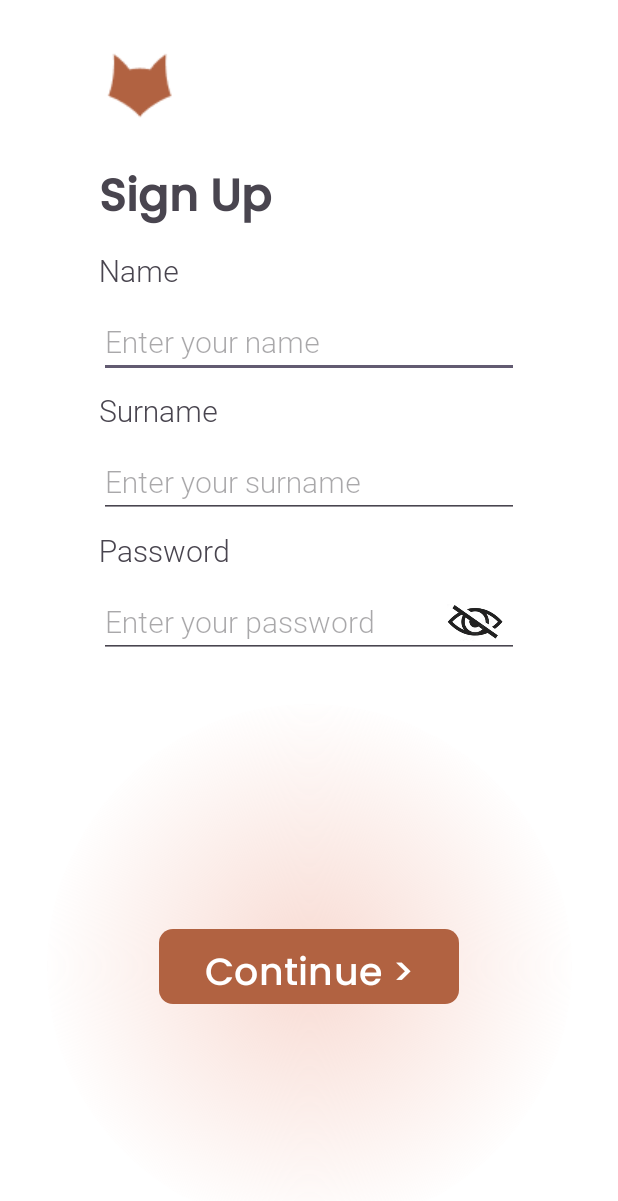
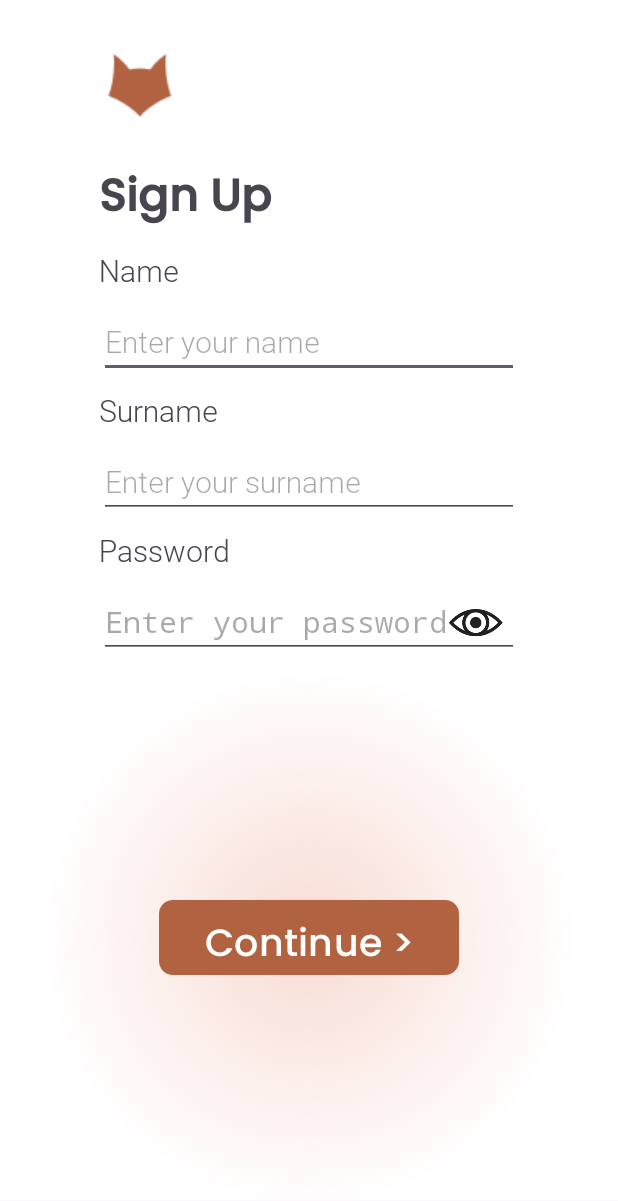
Before and after one commit to VadimKravchenkoDev/Registration-page, an Android app: the screen it shows after launch (MainActivity), on a phone screen of 412 x 824 dp. Shown: the top 1201 px of the screen. Run offline under Robolectric (Android 15) with nearby library versions, the phone set to English and light mode, and no system bars.

```diff
--- a/app/src/main/java/com/example/registrationpage/MainActivity.java
+++ b/app/src/main/java/com/example/registrationpage/MainActivity.java
@@ -1,6 +1,7 @@
 package com.example.registrationpage;
 
 import android.os.Bundle;
+import android.text.InputType;
 import android.view.View;
 import android.widget.EditText;
 import android.widget.Toast;
@@ -29,12 +30,14 @@ public class MainActivity extends AppCompatActivity {
             v.setPadding(systemBars.left, systemBars.top, systemBars.right, systemBars.bottom);
             return insets;
         });
-        registrationViewModel = new ViewModelProvider(this).get(RegistrationViewModel.class);
+        RegistrationViewModelFactory factory = new RegistrationViewModelFactory(getApplicationContext());
+        registrationViewModel = new ViewModelProvider(this,factory).get(RegistrationViewModel.class);
         RegistrationData registrationData = new RegistrationData(registrationViewModel);
 
         registrationViewModel.getIsImageVisible().observe(this,isVisible -> {
             binding.imageCloseEye.setVisibility(isVisible ? View.VISIBLE : View.GONE);
             binding.imageOpenEye.setVisibility(isVisible ? View.GONE : View.VISIBLE);
+            binding.editTextPassword.setInputType(isVisible? InputType.TYPE_TEXT_VARIATION_VISIBLE_PASSWORD :InputType.TYPE_CLASS_TEXT| InputType.TYPE_TEXT_VARIATION_PASSWORD);
         });
         binding.imageCloseEye.setOnClickListener(v-> registrationData.onImageClick());
         binding.imageOpenEye.setOnClickListener(v-> registrationData.onImageClick());
--- a/app/src/main/java/com/example/registrationpage/RegistrationViewModel.java
+++ b/app/src/main/java/com/example/registrationpage/RegistrationViewModel.java
@@ -7,7 +7,7 @@ public class RegistrationViewModel extends androidx.lifecycle.ViewModel {
 
     private final MutableLiveData<RegistrationData> registrationDate = new MutableLiveData<>(new RegistrationData(this));
 
-    private final MutableLiveData<Boolean> isImageVisible = new MutableLiveData<>(true);
+    private final MutableLiveData<Boolean> isImageVisible = new MutableLiveData<>(false);
 
     public LiveData<RegistrationData> getRegistrationData() {
         return registrationDate;
--- a/app/src/main/res/layout/activity_main.xml
+++ b/app/src/main/res/layout/activity_main.xml
@@ -1,4 +1,9 @@
 <?xml version="1.0" encoding="utf-8"?>
+<ScrollView
+    xmlns:android="http://schemas.android.com/apk/res/android"
+    android:layout_width="match_parent"
+    android:layout_height="match_parent">
+
 <androidx.constraintlayout.widget.ConstraintLayout xmlns:android="http://schemas.android.com/apk/res/android"
     xmlns:app="http://schemas.android.com/apk/res-auto"
     xmlns:tools="http://schemas.android.com/tools"
@@ -6,6 +11,7 @@
     android:layout_width="match_parent"
     android:layout_height="match_parent"
     android:background="@color/white"
+    android:scrollbars="vertical"
     tools:context=".MainActivity">
 
     <!--Fox drawing -->
@@ -130,3 +136,4 @@
 
 
 </androidx.constraintlayout.widget.ConstraintLayout>
+</ScrollView>
```
Also changed, not shown: app/src/main/java/com/example/registrationpage/RegistrationData.java (+3 -15 lines).
